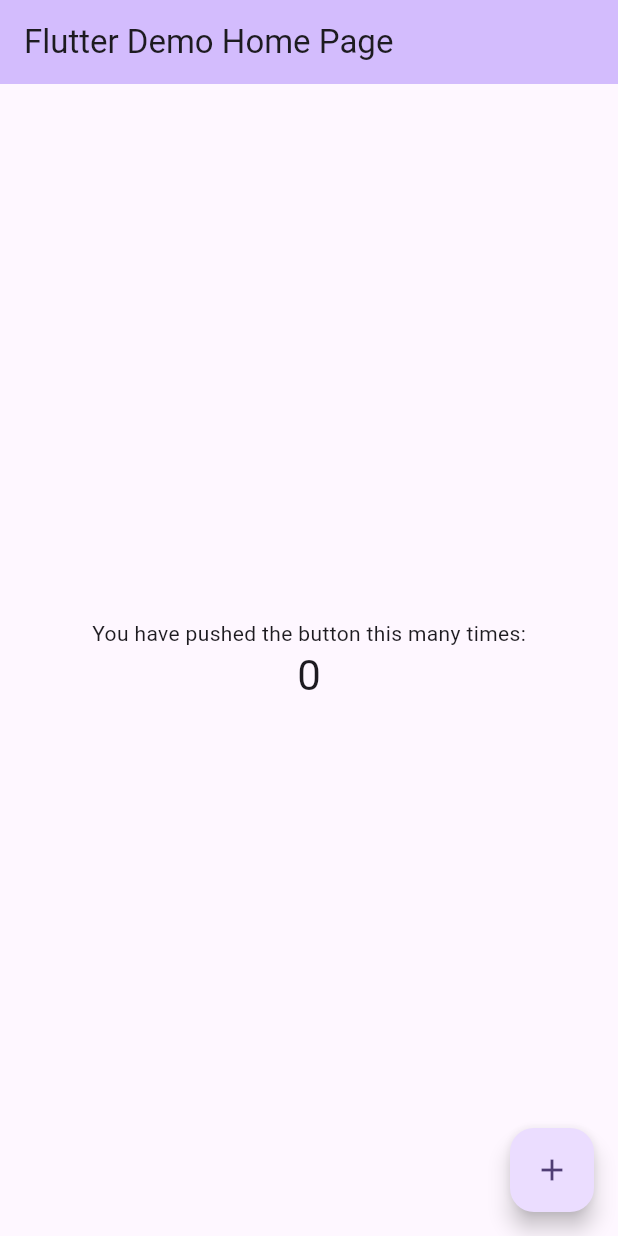
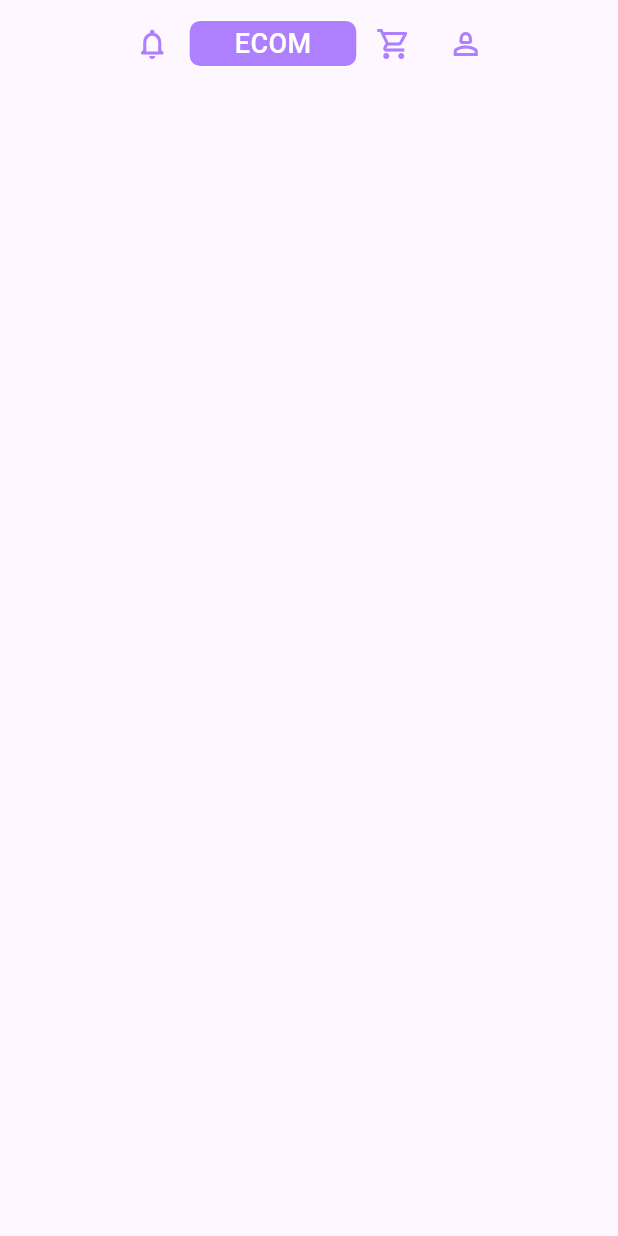
Before and after one commit to dannijanni604/bloc_ecom_app, a Flutter app: the screen it shows after launch, on a phone screen of 412 x 824 dp. Run offline on Flutter 3.47's test engine with Material 3 defaults, Android fonts, the phone set to English and light mode, and no system bars.

Commit message:
home_view

```diff
--- /dev/null
+++ b/lib/custom_widgets/mobile/custom_app_bar.dart
@@ -0,0 +1,42 @@
+import 'package:bloc_ecom_app/utils/themes/light_theme.dart';
+import 'package:flutter/material.dart';
+
+Widget customAppBar({required String title}) {
+  return Padding(
+    padding: const EdgeInsets.symmetric(
+      vertical: 5,
+    ),
+    child: Row(
+      mainAxisAlignment: MainAxisAlignment.center,
+      children: [
+        IconButton(
+            onPressed: () {},
+            icon: const Icon(Icons.notifications_none_rounded)),
+        Container(
+          decoration: BoxDecoration(
+            color: primyColor,
+            border: Border.all(
+              color: secondaryColor,
+              width: 1,
+            ),
+            borderRadius: BorderRadius.circular(8),
+          ),
+          padding: const EdgeInsets.symmetric(
+            horizontal: 30,
+            vertical: 2,
+          ),
+          child: Text(
+            title,
+            style: const TextStyle(
+                color: secondaryColor,
+                fontSize: 18,
+                fontWeight: FontWeight.w500),
+          ),
+        ),
+        IconButton(
+            onPressed: () {}, icon: const Icon(Icons.shopping_cart_outlined)),
+        IconButton(onPressed: () {}, icon: const Icon(Icons.person_2_outlined))
+      ],
+    ),
+  );
+}
--- a/lib/main.dart
+++ b/lib/main.dart
@@ -1,3 +1,5 @@
+import 'package:bloc_ecom_app/utils/themes/light_theme.dart';
+import 'package:bloc_ecom_app/views/home/home_view.dart';
 import 'package:flutter/material.dart';
 
 void main() {
@@ -7,104 +9,13 @@ void main() {
 class MyApp extends StatelessWidget {
   const MyApp({super.key});
 
-  // This widget is the root of your application.
   @override
   Widget build(BuildContext context) {
     return MaterialApp(
-      title: 'Flutter Demo',
-      theme: ThemeData(
-        colorScheme: ColorScheme.fromSeed(seedColor: Colors.deepPurple),
-        useMaterial3: true,
-      ),
-      home: const MyHomePage(title: 'Flutter Demo Home Page'),
+      title: 'Bloc E-Commerece App',
+      theme: lightTheme,
+      debugShowCheckedModeBanner: false,
+      home: const HomeView(),
     );
   }
 }
-
-class MyHomePage extends StatefulWidget {
-  const MyHomePage({super.key, required this.title});
-
-  // This widget is the home page of your application. It is stateful, meaning
-  // that it has a State object (defined below) that contains fields that affect
-  // how it looks.
-
-  // This class is the configuration for the state. It holds the values (in this
-  // case the title) provided by the parent (in this case the App widget) and
-  // used by the build method of the State. Fields in a Widget subclass are
-  // always marked "final".
-
-  final String title;
-
-  @override
-  State<MyHomePage> createState() => _MyHomePageState();
-}
-
-class _MyHomePageState extends State<MyHomePage> {
-  int _counter = 0;
-
-  void _incrementCounter() {
-    setState(() {
-      // This call to setState tells the Flutter framework that something has
-      // changed in this State, which causes it to rerun the build method below
-      // so that the display can reflect the updated values. If we changed
-      // _counter without calling setState(), then the build method would not be
-      // called again, and so nothing would appear to happen.
-      _counter++;
-    });
-  }
-
-  @override
-  Widget build(BuildContext context) {
-    // This method is rerun every time setState is called, for instance as done
-    // by the _incrementCounter method above.
-    //
-    // The Flutter framework has been optimized to make rerunning build methods
-    // fast, so that you can just rebuild anything that needs updating rather
-    // than having to individually change instances of widgets.
-    return Scaffold(
-      appBar: AppBar(
-        // TRY THIS: Try changing the color here to a specific color (to
-        // Colors.amber, perhaps?) and trigger a hot reload to see the AppBar
-        // change color while the other colors stay the same.
-        backgroundColor: Theme.of(context).colorScheme.inversePrimary,
-        // Here we take the value from the MyHomePage object that was created by
-        // the App.build method, and use it to set our appbar title.
-        title: Text(widget.title),
-      ),
-      body: Center(
-        // Center is a layout widget. It takes a single child and positions it
-        // in the middle of the parent.
-        child: Column(
-          // Column is also a layout widget. It takes a list of children and
-          // arranges them vertically. By default, it sizes itself to fit its
-          // children horizontally, and tries to be as tall as its parent.
-          //
-          // Column has various properties to control how it sizes itself and
-          // how it positions its children. Here we use mainAxisAlignment to
-          // center the children vertically; the main axis here is the vertical
-          // axis because Columns are vertical (the cross axis would be
-          // horizontal).
-          //
-          // TRY THIS: Invoke "debug painting" (choose the "Toggle Debug Paint"
-          // action in the IDE, or press "p" in the console), to see the
-          // wireframe for each widget.
-          mainAxisAlignment: MainAxisAlignment.center,
-          children: <Widget>[
-            const Text(
-              'You have pushed the button this many times:',
-            ),
-            Text(
-              '$_counter',
-              style: Theme.of(context).textTheme.headlineMedium,
-            ),
-          ],
-        ),
-      ),
-      floatingActionButton: FloatingActionButton(
-        onPressed: _incrementCounter,
-        tooltip: 'Increment',
-        child: const Icon(Icons.add),
-      ), // This trailing comma makes auto-formatting nicer for build methods.
-    );
-  }
-}
--- /dev/null
+++ b/lib/utils/themes/light_theme.dart
@@ -0,0 +1,13 @@
+import 'package:flutter/material.dart';
+
+const primyColor = Color.fromARGB(255, 174, 127, 255);
+const secondaryColor = Color.fromARGB(255, 255, 255, 255);
+
+ThemeData lightTheme = ThemeData(
+    colorScheme: ColorScheme.fromSeed(seedColor: Colors.deepPurple),
+    useMaterial3: true,
+    iconButtonTheme: const IconButtonThemeData(
+        style: ButtonStyle(
+      iconColor: MaterialStatePropertyAll(primyColor),
+      iconSize: MaterialStatePropertyAll(24),
+    )));
--- /dev/null
+++ b/lib/views/home/home_view.dart
@@ -0,0 +1,19 @@
+import 'package:bloc_ecom_app/custom_widgets/mobile/custom_app_bar.dart';
+import 'package:flutter/material.dart';
+
+class HomeView extends StatelessWidget {
+  const HomeView({super.key});
+
+  @override
+  Widget build(BuildContext context) {
+    return Scaffold(
+      body: SingleChildScrollView(
+        child: Column(
+          children: [
+            customAppBar(title: "ECOM"),
+          ],
+        ),
+      ),
+    );
+  }
+}
```
Also changed, not shown: lib/custom_widgets/mobile/custom_navigation_bar.dart (added).
